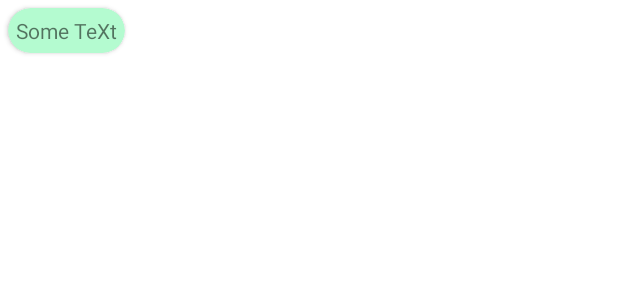
After one commit to KovalskyiVarianti/LabEpamProject, an Android app: the layout item_generation.xml on its own in the app's theme, with its tools: preview values and no code run, on a phone screen of 412 x 824 dp. The commit adds this screen. Shown: the top 300 px of the screen. Run offline under Robolectric (Android 15) with nearby library versions, the phone set to English and light mode, and no system bars; network calls fail.

Commit message:
Add inner recyclerView for generations and compliant layouts Add new method to PokemonApiService.kt and a few data classes Add new method to PokemonRepository.kt Change data loading in MainViewModel.kt (add Generations)

```diff
--- a/app/src/main/java/com/example/labepamproject/data/MockPokemonRepository.kt
+++ b/app/src/main/java/com/example/labepamproject/data/MockPokemonRepository.kt
@@ -1,5 +1,6 @@
 package com.example.labepamproject.data
 
+import com.example.labepamproject.domain.Generation
 import com.example.labepamproject.domain.Pokemon
 import com.example.labepamproject.domain.PokemonRepository
 import io.reactivex.Single
@@ -30,5 +31,9 @@ class MockPokemonRepository : PokemonRepository {
         TODO("Not yet implemented")
     }
 
+    override fun getGenerations(): Single<List<Generation>> {
+        TODO("Not yet implemented")
+    }
+
     private fun generateUrlFromId(id: Int): String = "https://raw.githubusercontent.com/PokeAPI/sprites/master/sprites/pokemon/$id.png"
 }
--- a/app/src/main/java/com/example/labepamproject/data/NetworkPokemonRepository.kt
+++ b/app/src/main/java/com/example/labepamproject/data/NetworkPokemonRepository.kt
@@ -1,6 +1,7 @@
 package com.example.labepamproject.data
 
 import com.example.labepamproject.data.network.PokedexApiService
+import com.example.labepamproject.domain.Generation
 import com.example.labepamproject.domain.Pokemon
 import com.example.labepamproject.domain.PokemonRepository
 import io.reactivex.Observable
@@ -31,6 +32,11 @@ class NetworkPokemonRepository(val api: PokedexApiService) : PokemonRepository {
             }
     }
 
+    override fun getGenerations(): Single<List<Generation>> {
+        return api.fetchGenerationList()
+            .map { listResponse -> listResponse.results.map { Generation(it.name) } }
+    }
+
     private fun generateUrlFromId(id: Int): String =
         "https://raw.githubusercontent.com/PokeAPI/sprites/master/sprites/pokemon/$id.png"
 }
--- /dev/null
+++ b/app/src/main/java/com/example/labepamproject/domain/Generation.kt
@@ -0,0 +1,3 @@
+package com.example.labepamproject.domain
+
+data class Generation(val name: String)
--- a/app/src/main/java/com/example/labepamproject/domain/PokemonRepository.kt
+++ b/app/src/main/java/com/example/labepamproject/domain/PokemonRepository.kt
@@ -5,4 +5,5 @@ import io.reactivex.Single
 interface PokemonRepository {
     fun getPokemons(): Single<List<Pokemon>>
     fun getPokemonByName(name: String) : Single<Pokemon>
+    fun getGenerations() : Single<List<Generation>>
 }
--- a/app/src/main/java/com/example/labepamproject/presentation/MainActivity.kt
+++ b/app/src/main/java/com/example/labepamproject/presentation/MainActivity.kt
@@ -43,7 +43,7 @@ class MainActivity : AppCompatActivity() {
 
     }
 
-    private fun showContent(contentList: List<Item>){
+    private fun showContent(contentList: List<Item>) {
         binding.stateImage.visibility = View.GONE
         itemAdapter.items = contentList
         Timber.d(contentList.joinToString { item -> "$item\n" })
@@ -65,6 +65,7 @@ class MainActivity : AppCompatActivity() {
         manager.spanSizeLookup = object : GridLayoutManager.SpanSizeLookup() {
             override fun getSpanSize(position: Int) = when (position) {
                 0 -> 2
+                1 -> 2
                 else -> 1
             }
         }
--- a/app/src/main/java/com/example/labepamproject/presentation/adapter/Item.kt
+++ b/app/src/main/java/com/example/labepamproject/presentation/adapter/Item.kt
@@ -1,5 +1,6 @@
 package com.example.labepamproject.presentation.adapter
 
+import com.example.labepamproject.domain.Generation
 import com.example.labepamproject.domain.Pokemon
 
 sealed class Item {
@@ -10,4 +11,8 @@ sealed class Item {
     }
 
     data class HeaderItem(val text: String) : Item()
+
+    data class GenerationItem(val text: String) : Item()
+
+    data class GenerationListItem(val generationList : List<GenerationItem>) : Item()
 }
--- /dev/null
+++ b/app/src/main/res/layout/item_generation.xml
@@ -0,0 +1,17 @@
+<?xml version="1.0" encoding="utf-8"?>
+<androidx.cardview.widget.CardView xmlns:android="http://schemas.android.com/apk/res/android"
+    xmlns:app="http://schemas.android.com/apk/res-auto"
+    xmlns:tools="http://schemas.android.com/tools"
+    android:layout_width="wrap_content"
+    android:layout_height="wrap_content"
+    android:layout_margin="5dp"
+    app:cardBackgroundColor="#B4FBD0"
+    app:cardCornerRadius="40dp">
+
+    <TextView
+        android:id="@+id/generation_name"
+        android:layout_width="wrap_content"
+        android:layout_height="wrap_content"
+        android:layout_margin="5dp"
+        tools:text="Some TeXt" />
+</androidx.cardview.widget.CardView>
```
Also changed, not shown: app/src/main/java/com/example/labepamproject/data/network/PokemonApiService.kt (+13 -0 lines), app/src/main/java/com/example/labepamproject/presentation/MainViewModel.kt (+12 -9 lines), app/src/main/java/com/example/labepamproject/presentation/adapter/GenerationListAdapter.kt (added, +21 -0 lines), app/src/main/java/com/example/labepamproject/presentation/adapter/ItemAdapter.kt (+19 -0 lines).
